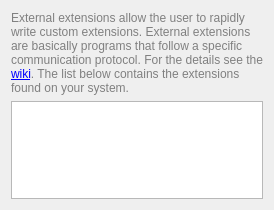
This is externalextensions/configwidget.ui in albertlauncher/plugins as Qt 5 draws it before an edit. The edited form follows.
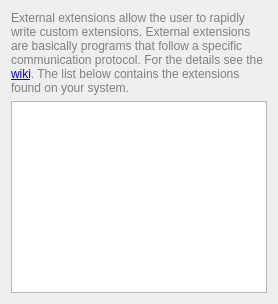
This is the edited form.

Diff of the .ui file:
```diff
--- a/externalextensions/configwidget.ui
+++ b/externalextensions/configwidget.ui
@@ -2,14 +2,6 @@
 <ui version="4.0">
  <class>ExternalExtensions::ConfigWidget</class>
  <widget class="QWidget" name="ExternalExtensions::ConfigWidget">
-  <property name="geometry">
-   <rect>
-    <x>0</x>
-    <y>0</y>
-    <width>274</width>
-    <height>210</height>
-   </rect>
-  </property>
   <layout class="QVBoxLayout">
    <item>
     <widget class="QLabel" name="label">
@@ -23,9 +15,6 @@
    </item>
    <item>
     <widget class="QTableView" name="tableView">
-     <property name="sizeAdjustPolicy">
-      <enum>QAbstractScrollArea::AdjustToContents</enum>
-     </property>
      <property name="alternatingRowColors">
       <bool>true</bool>
      </property>
```
